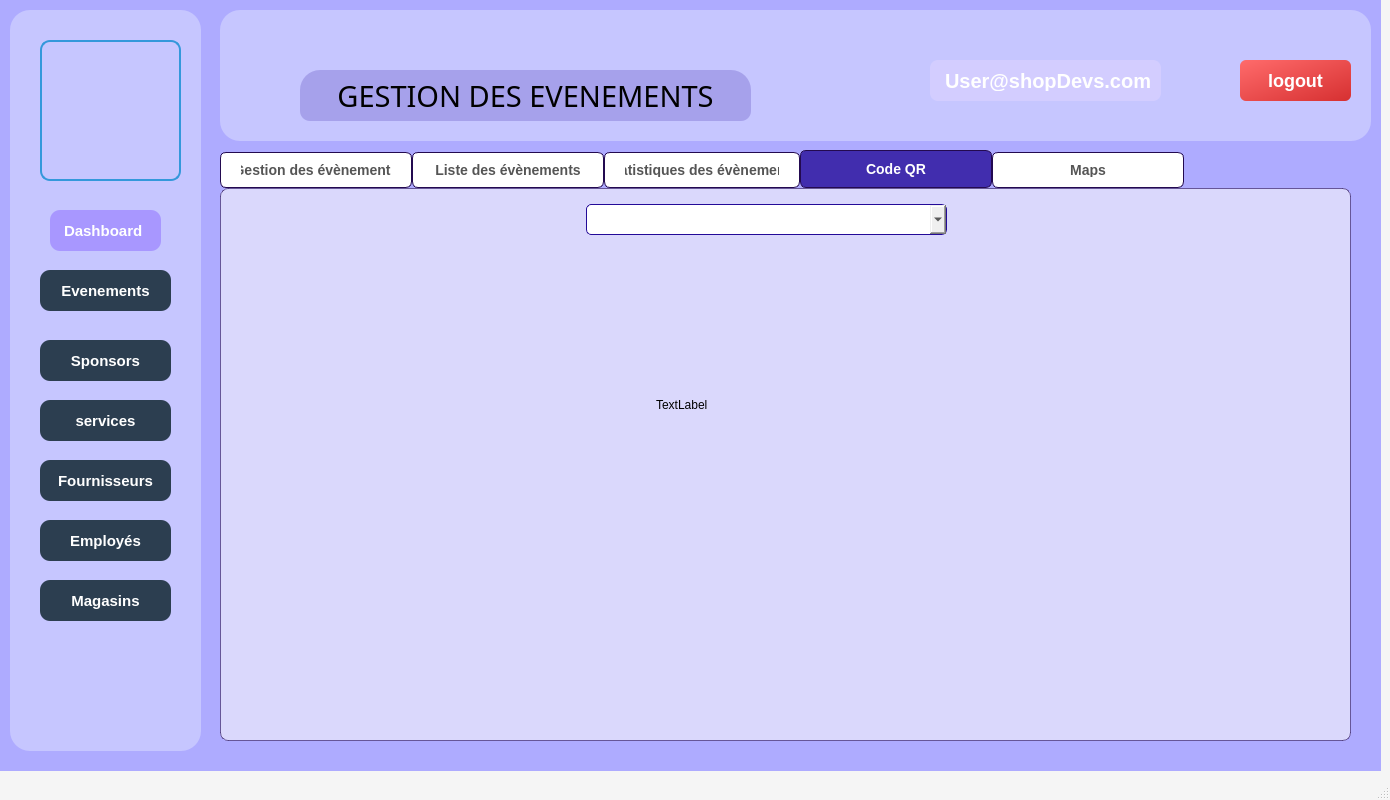
Above: src/evenements/evenement_mainwindow.ui from MontaCHOUIG/MallFlow before the change. Below: the same form after it.
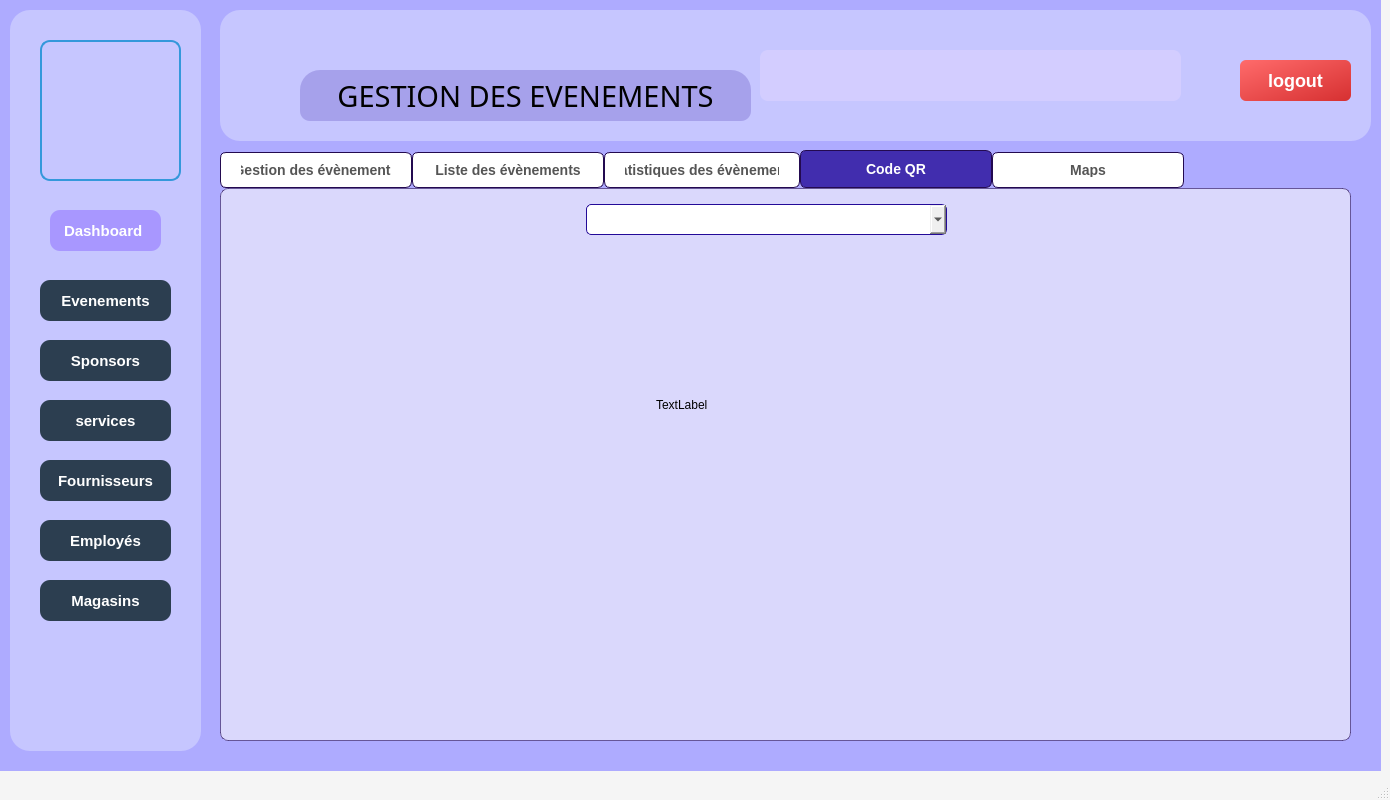
That is the form after the change. Icons and pictures are not drawn.

What changed in the file:
```diff
--- a/src/evenements/evenement_mainwindow.ui
+++ b/src/evenements/evenement_mainwindow.ui
@@ -1053,7 +1053,7 @@
      <property name="geometry">
       <rect>
        <x>30</x>
-       <y>260</y>
+       <y>270</y>
        <width>131</width>
        <height>41</height>
       </rect>
@@ -1248,31 +1248,6 @@
     <property name="frameShadow">
      <enum>QFrame::Shadow::Raised</enum>
     </property>
-    <widget class="QLabel" name="label_6">
-     <property name="geometry">
-      <rect>
-       <x>710</x>
-       <y>50</y>
-       <width>231</width>
-       <height>41</height>
-      </rect>
-     </property>
-     <property name="styleSheet">
-      <string notr="true">QLabel {
-    color: white; /* Text color */
-    background-color: rgb(211, 205, 255); /* Blue background */
-    font-size: 20px; /* Text size */
-    font-weight: bold; /* Bold text */
-    padding: 10px; /* Space inside the label */
-    border-radius: 8px; /* Rounded corners */
-    text-align: center; /* Centers text */
-}
-</string>
-     </property>
-     <property name="text">
-      <string>User@shopDevs.com</string>
-     </property>
-    </widget>
     <widget class="QLabel" name="Sp_Label_Titre">
      <property name="geometry">
       <rect>
@@ -1349,6 +1324,31 @@
       <string>logout</string>
      </property>
     </widget>
+    <widget class="QLabel" name="label_authUser">
+     <property name="geometry">
+      <rect>
+       <x>540</x>
+       <y>40</y>
+       <width>421</width>
+       <height>51</height>
+      </rect>
+     </property>
+     <property name="styleSheet">
+      <string notr="true">QLabel {
+    color: white; /* Text color */
+    background-color: rgb(211, 205, 255); /* Blue background */
+    font-size: 20px; /* Text size */
+    font-weight: bold; /* Bold text */
+    padding: 10px; /* Space inside the label */
+    border-radius: 8px; /* Rounded corners */
+    text-align: center; /* Centers text */
+}
+</string>
+     </property>
+     <property name="text">
+      <string/>
+     </property>
+    </widget>
    </widget>
    <zorder>Bg_imzge</zorder>
    <zorder>tabWidget</zorder>
```
Left out of the diff: 4 changed lines with no effect on the pictures.
